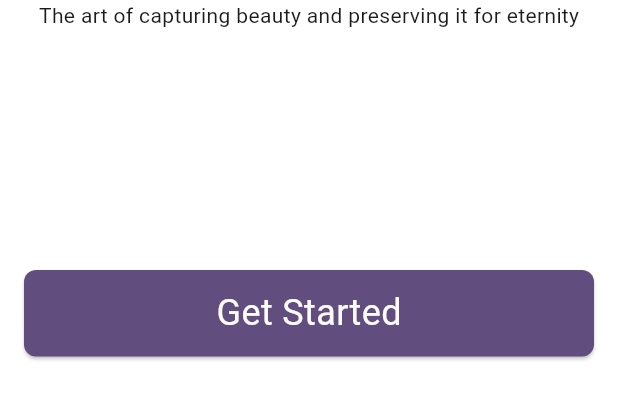
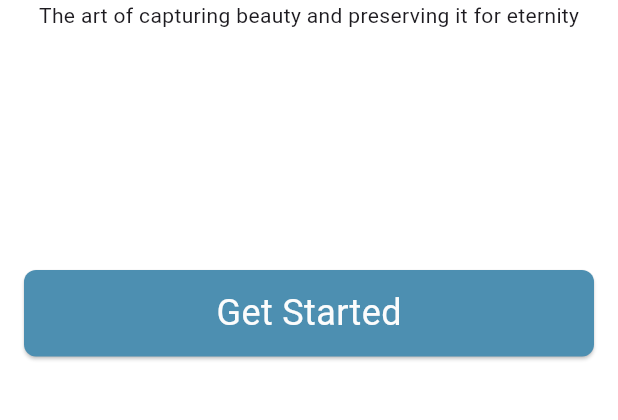
Before and after one commit to pareenathapa/gemchase, a Flutter app: the screen it shows after launch, on a phone screen of 412 x 824 dp, the part 594-1014 px from its top. Run offline on Flutter 3.47's test engine with Material 3 defaults, Android fonts, the light colour scheme and no system bars; our stand-ins replace cached_network_image; Roboto replaces fonts that are missing (SFPro, Times).

Commit message:
minour changes

```diff
--- a/lib/screen/register_screen.dart
+++ b/lib/screen/register_screen.dart
@@ -49,7 +49,7 @@ class _SignupScreenState extends State<SignupScreen> {
                         textColor: Colors.black,
                       ),
                       ResponsiveText(
-                        "Create you acoount and experience the app.",
+                        "Create you account and experience the app.",
                         fontSize: 12,
                         textColor: Color(0xFF454C53),
                         fontWeight: FontWeight.w400,
--- a/lib/screen/splash_screen.dart
+++ b/lib/screen/splash_screen.dart
@@ -38,7 +38,7 @@ class _SplashScreenState extends State<SplashScreen> {
                   child: ElevatedButton(
                     style: ElevatedButton.styleFrom(
                       fixedSize: Size(width * 2, height * 0.07),
-                      backgroundColor: const Color(0xFF614E7E),
+                      backgroundColor: Color.fromARGB(255, 77, 143, 177),
                       shape: RoundedRectangleBorder(
                         borderRadius: BorderRadius.circular(8),
                       ),
```
